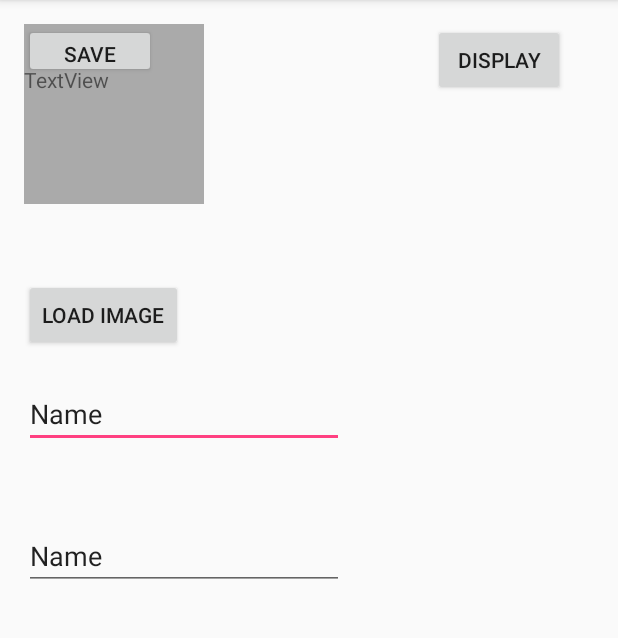
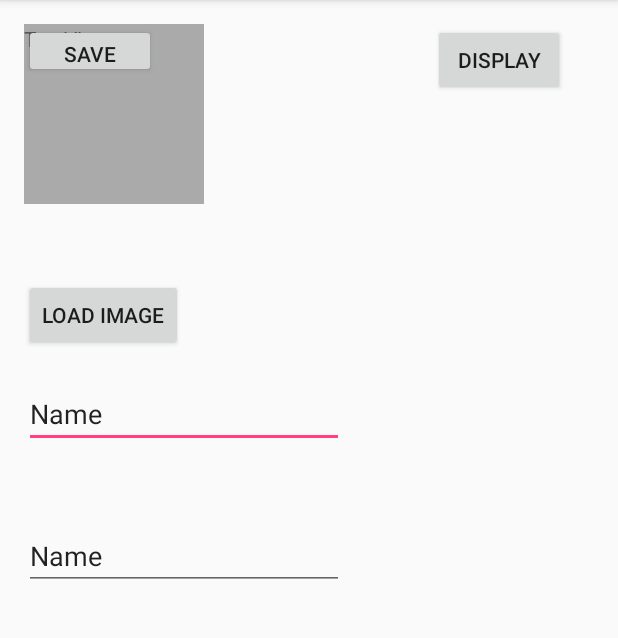
Before and after one commit to HemantGTX950/Spref, an Android app: the CameraCapture screen opened directly, with no data from a screen before it, on a phone screen of 412 x 824 dp, the part 84-722 px from its top. Run offline under Robolectric (Android 15) with nearby library versions, the phone set to English and light mode, and no system bars.

```diff
--- a/app/src/main/res/layout/activity_camera_capture.xml
+++ b/app/src/main/res/layout/activity_camera_capture.xml
@@ -30,10 +30,7 @@
         android:text="TextView"
         android:layout_width="wrap_content"
         android:layout_height="wrap_content"
-        android:layout_below="@+id/textView2"
-        android:layout_alignRight="@+id/textView2"
-        android:layout_alignEnd="@+id/textView2"
-        android:layout_marginTop="27dp"
+
         android:id="@+id/textView5" />
 
     <EditText
```
